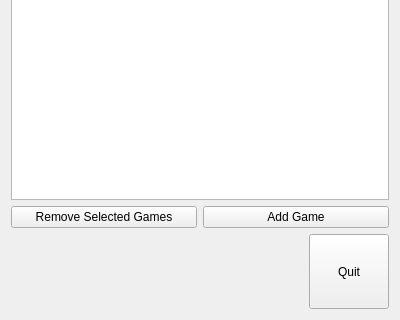
First picture: the form in cfg-switcher/cfgswitcher.ui, repository cspang1/cfg-switcher, before the edit; both pictures show x 0 to 400 and y 256 to 576 of the 400 by 576 pixel window.
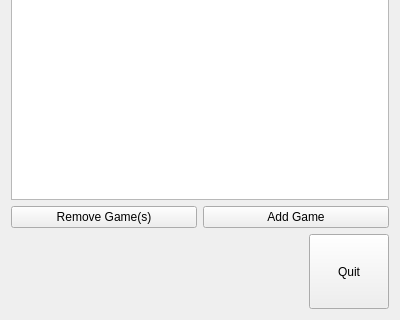
Second picture: the form after the edit. Icons and pictures are not drawn.

```diff
--- a/cfg-switcher/cfgswitcher.ui
+++ b/cfg-switcher/cfgswitcher.ui
@@ -103,7 +103,7 @@
          <item>
           <widget class="QPushButton" name="remGames">
            <property name="text">
-            <string>Remove Selected Games</string>
+            <string>Remove Game(s)</string>
            </property>
            <property name="icon">
             <iconset resource="resources.qrc">
```
